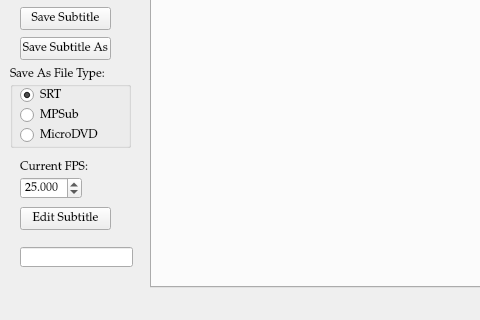
The window that source/mainwindow.ui (NikolaJov96/DivXConverter) describes before a commit, drawn with Qt 5; both pictures show x 0 to 480 and y 121 to 441 of the 842 by 441 pixel window.
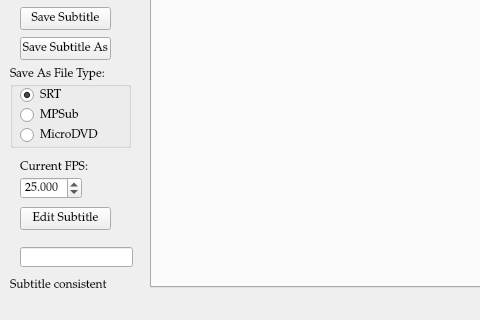
The same window after the commit.

Commit message: Some new examples with wrong formats Returning problamatic line Function that checks subtitle consistenci Bug fix - double click on subtitle table

The edit to the form file:
```diff
--- a/source/mainwindow.ui
+++ b/source/mainwindow.ui
@@ -239,6 +239,19 @@
      </attribute>
     </widget>
    </widget>
+   <widget class="QLabel" name="ConsLabel">
+    <property name="geometry">
+     <rect>
+      <x>10</x>
+      <y>380</y>
+      <width>101</width>
+      <height>16</height>
+     </rect>
+    </property>
+    <property name="text">
+     <string>Subtitle consistent</string>
+    </property>
+   </widget>
   </widget>
   <widget class="QMenuBar" name="menuBar">
    <property name="geometry">
```
The commit also changes 13 other files.
